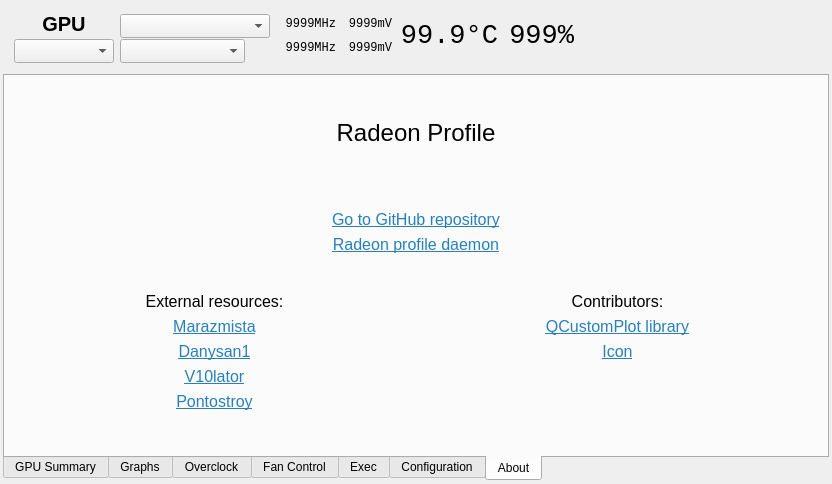
This is radeon-profile/radeon_profile.ui in marazmista/radeon-profile as Qt 5 draws it before an edit. The edited form follows.
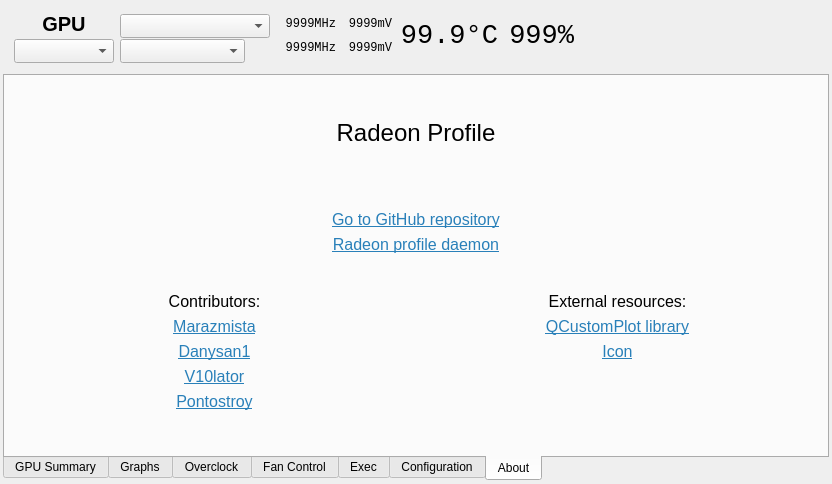
This is the edited form. The open tabs and pages were chosen to show the change. Icons and pictures are not drawn. Custom widgets are drawn as their Qt base class.

```diff
--- a/radeon-profile/radeon_profile.ui
+++ b/radeon-profile/radeon_profile.ui
@@ -3406,36 +3406,6 @@
             </property>
            </widget>
           </item>
-          <item row="0" column="0">
-           <widget class="QLabel" name="label_contributors_2">
-            <property name="font">
-             <font>
-              <pointsize>12</pointsize>
-             </font>
-            </property>
-            <property name="text">
-             <string>External resources:</string>
-            </property>
-            <property name="alignment">
-             <set>Qt::AlignCenter</set>
-            </property>
-           </widget>
-          </item>
-          <item row="0" column="1">
-           <widget class="QLabel" name="label_contributors">
-            <property name="font">
-             <font>
-              <pointsize>12</pointsize>
-             </font>
-            </property>
-            <property name="text">
-             <string>Contributors:</string>
-            </property>
-            <property name="alignment">
-             <set>Qt::AlignCenter</set>
-            </property>
-           </widget>
-          </item>
           <item row="2" column="0">
            <widget class="QLabel" name="label_contributor2">
             <property name="font">
@@ -3520,6 +3490,36 @@
             </property>
            </widget>
           </item>
+          <item row="0" column="1">
+           <widget class="QLabel" name="label_externalResources">
+            <property name="font">
+             <font>
+              <pointsize>12</pointsize>
+             </font>
+            </property>
+            <property name="text">
+             <string>External resources:</string>
+            </property>
+            <property name="alignment">
+             <set>Qt::AlignCenter</set>
+            </property>
+           </widget>
+          </item>
+          <item row="0" column="0">
+           <widget class="QLabel" name="label_contributors">
+            <property name="font">
+             <font>
+              <pointsize>12</pointsize>
+             </font>
+            </property>
+            <property name="text">
+             <string>Contributors:</string>
+            </property>
+            <property name="alignment">
+             <set>Qt::AlignCenter</set>
+            </property>
+           </widget>
+          </item>
          </layout>
         </item>
         <item>
```
Left out of the diff: 22 changed lines with no effect on the pictures.
